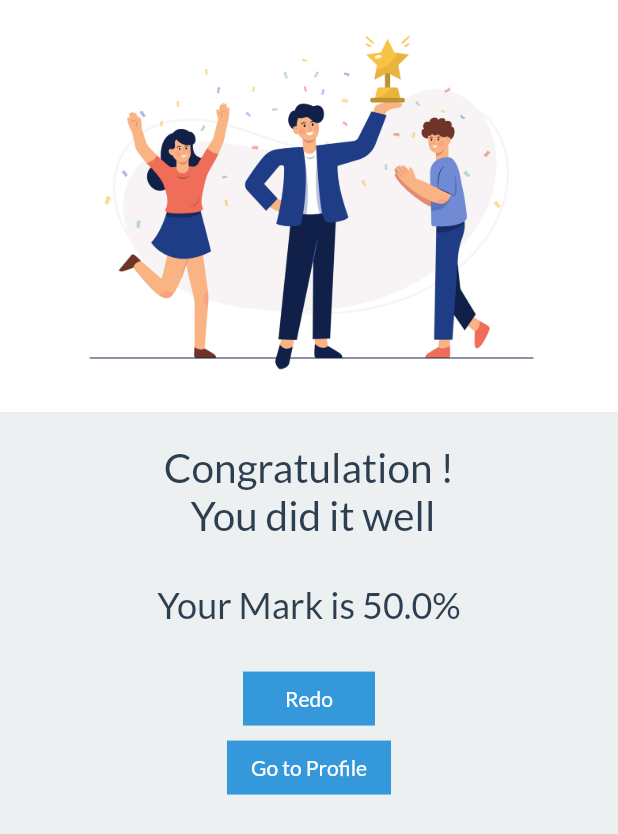
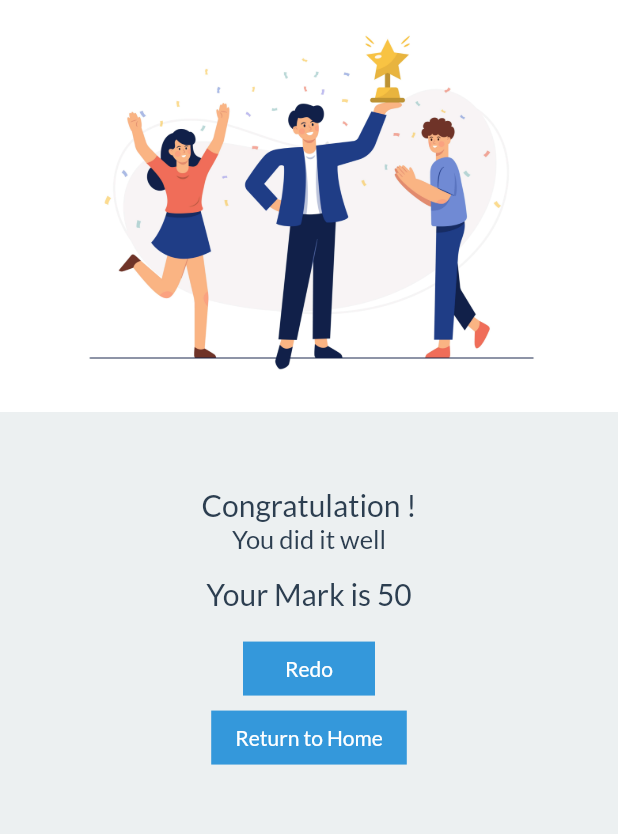
Before and after one commit to CODASL/Quiz_app_fcourse, a Flutter app: the FinishPage widget shown alone on an empty page, opened directly, on a phone screen of 412 x 824 dp. Shown: the top 834 px of the screen. Run offline on Flutter 3.47's test engine with Material 2 defaults, Android fonts, the phone set to English and light mode, and no system bars; our stand-ins replace animated_splash_screen, curved_navigation_bar, google_fonts.

Commit message:
finish page

```diff
--- a/lib/Providers/rad_btn.dart
+++ b/lib/Providers/rad_btn.dart
@@ -1,5 +1,4 @@
 import 'dart:async';
-
 import 'package:flutter/cupertino.dart';
 import 'package:flutter/material.dart';
 import 'package:quiz_app/Database/database.dart';
--- a/lib/Widgets/QuizPage/finish_page.dart
+++ b/lib/Widgets/QuizPage/finish_page.dart
@@ -9,7 +9,7 @@ class FinishPage extends StatelessWidget {
 
   @override
   Widget build(BuildContext context) {
-    double mark = 50;
+    int mark = 50;
 
     return SizedBox(
       height: ScreenSize.height,
@@ -18,32 +18,22 @@ class FinishPage extends StatelessWidget {
         children: [
           Image.asset(winnerImg),
           const SizedBox(
+            height: 50,
+          ),
+          const CustomText(text: "Congratulation !",fontSize: 20,),
+          const CustomText(text: "You did it well",fontSize: 17,),
+          const SizedBox(
+            height: 15,
+          ),
+          CustomText(text: "Your Mark is $mark" , fontSize: 20,),
+          const SizedBox(
             height: 20,
           ),
-          const CustomText(
-            text: "Congratulation ! \n You did it well",
-            textAlign: TextAlign.center,
-            fontSize: 27,
-          ),
-          const SizedBox(
-            height: 30,
-          ),
-          CustomText(
-            text: "Your Mark is $mark%",
-            textAlign: TextAlign.center,
-            fontSize: 24,
-          ),
-          const SizedBox(
-            height: 30,
-          ),
-          CustomButton(
-            text: "Redo",
-            ontap: () {},
-          ),
+          const CustomButton(text: "Redo"),
           const SizedBox(
             height: 10,
           ),
-          CustomButton(text: "Go to Profile", ontap: () {}),
+          const CustomButton(text: "Return to Home"),
         ],
       ),
     );
```
